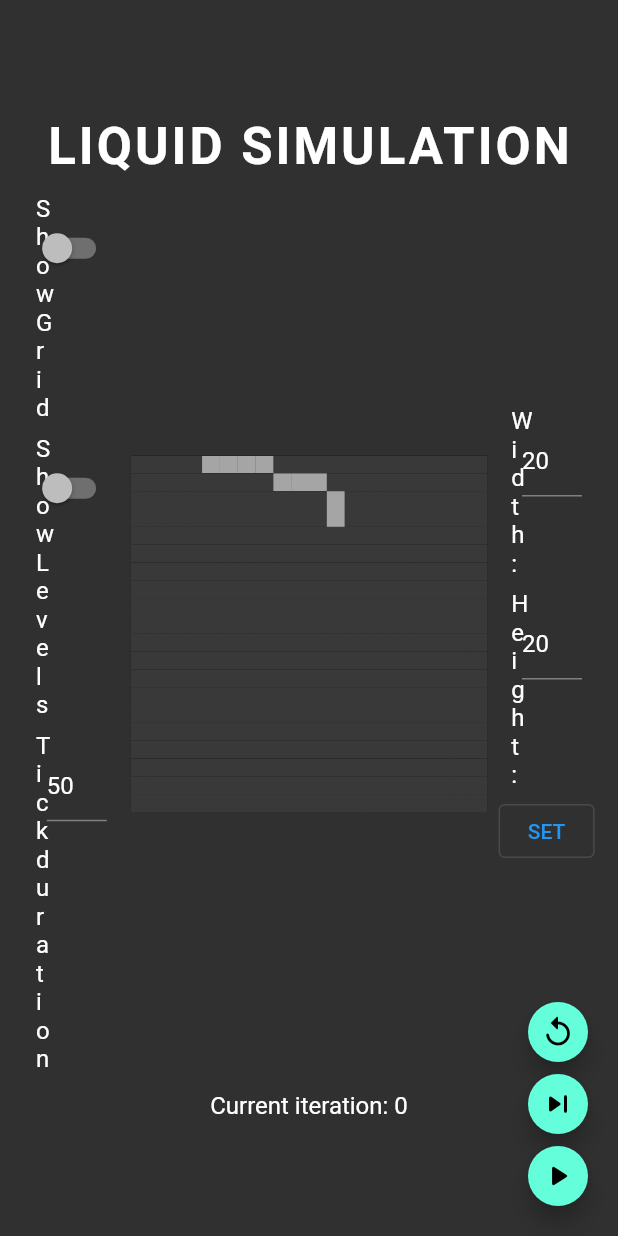
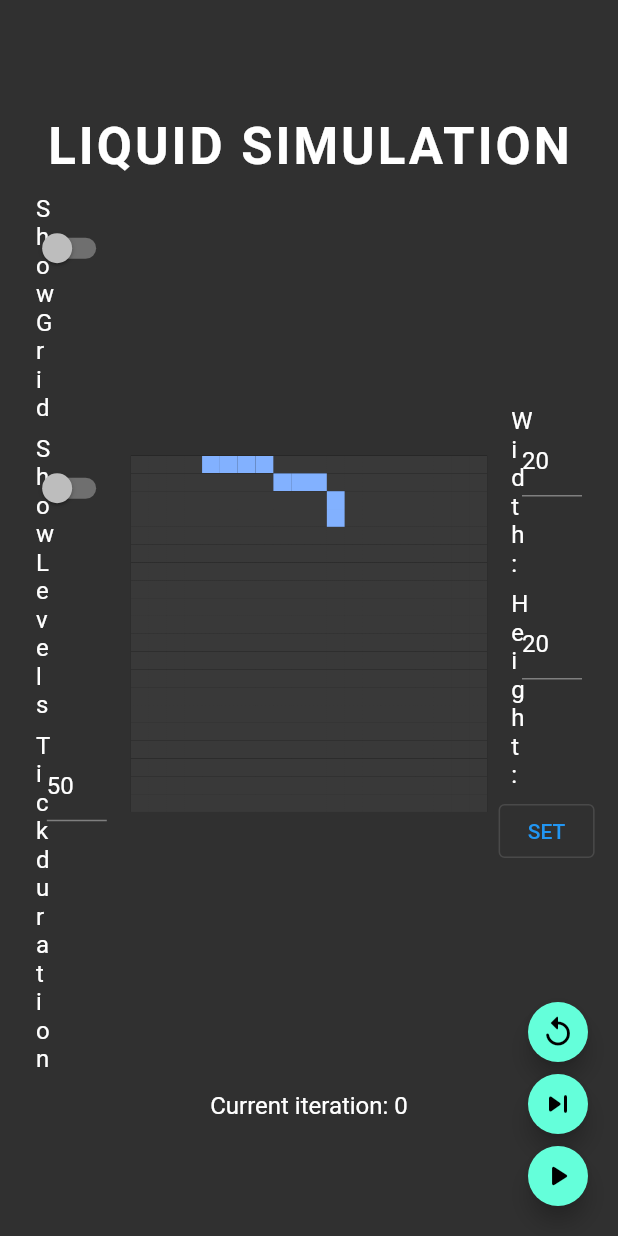
Before and after one commit to ElforL/fluid_sim, a Flutter app: the screen it shows after launch, on a phone screen of 412 x 824 dp. Run offline on Flutter 3.47's test engine with Material 2 defaults, Android fonts, the phone set to English and light mode, and no system bars.

Commit message:
🖌 change fill color to blue

```diff
--- a/lib/main.dart
+++ b/lib/main.dart
@@ -121,6 +121,7 @@ class _MyHomePageState extends State<MyHomePage> {
                                   tileHeight: 700 / sim.height,
                                   showGrid: showGrid,
                                   showLevels: showLevels,
+                                  fillColor: Colors.blueAccent.shade100,
                                 ),
                               ),
                             ),
```
